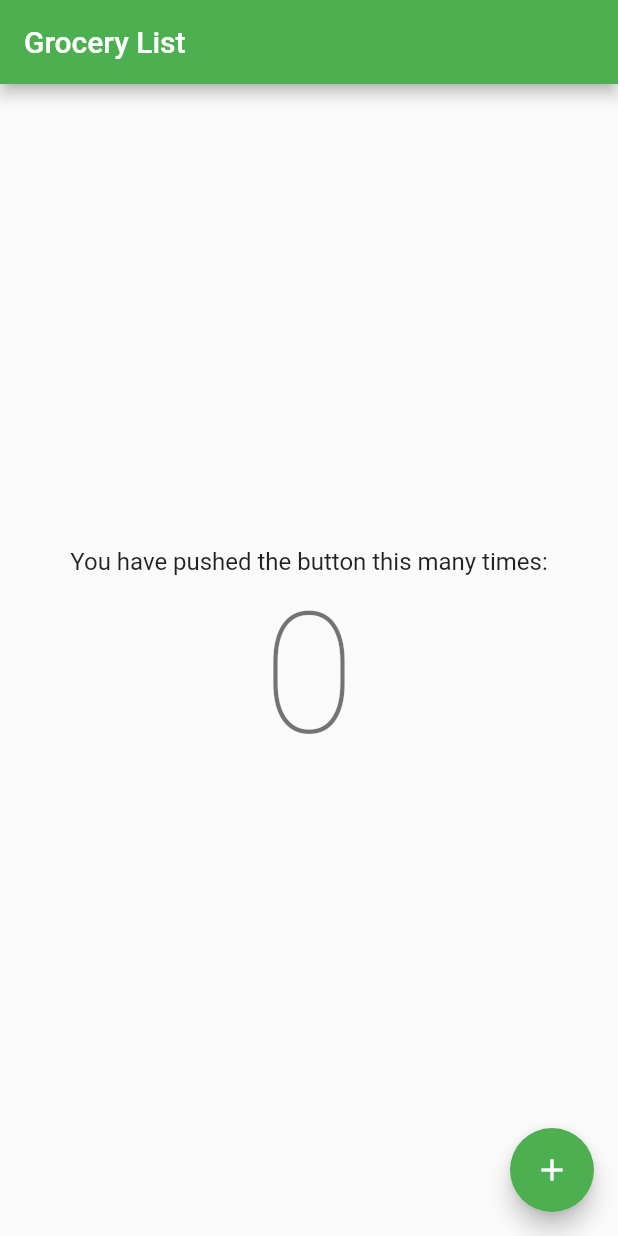
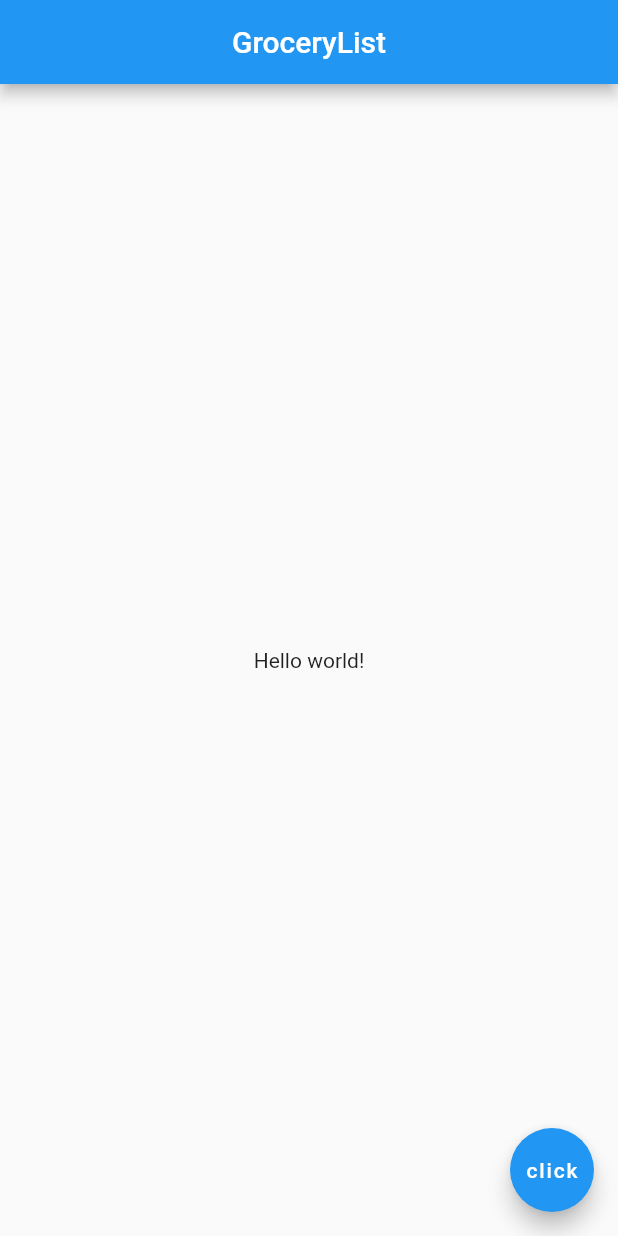
Before and after one commit to Subritt/GroceryList, a Flutter app: the screen it shows after launch, on a phone screen of 412 x 824 dp. Run offline on Flutter 3.47's test engine with Material 2 defaults, Android fonts, the phone set to English and light mode, and no system bars.

Commit message:
modified main.dart and deleted test folder

```diff
--- a/lib/main.dart
+++ b/lib/main.dart
@@ -1,118 +1,16 @@
 import 'package:flutter/material.dart';
 
-void main() {
-  runApp(MyApp());
-}
-
-class MyApp extends StatelessWidget {
-  // This widget is the root of your application.
-  @override
-  Widget build(BuildContext context) {
-    return MaterialApp(
-      title: 'GroceryList',
-      theme: ThemeData(
-        // This is the theme of your application.
-        //
-        // Try running your application with "flutter run". You'll see the
-        // application has a blue toolbar. Then, without quitting the app, try
-        // changing the primarySwatch below to Colors.green and then invoke
-        // "hot reload" (press "r" in the console where you ran "flutter run",
-        // or simply save your changes to "hot reload" in a Flutter IDE).
-        // Notice that the counter didn't reset back to zero; the application
-        // is not restarted.
-        primarySwatch: Colors.green,
-        // This makes the visual density adapt to the platform that you run
-        // the app on. For desktop platforms, the controls will be smaller and
-        // closer together (more dense) than on mobile platforms.
-        visualDensity: VisualDensity.adaptivePlatformDensity,
-      ),
-      home: MyHomePage(title: 'Grocery List'),
-    );
-  }
-}
-
-class MyHomePage extends StatefulWidget {
-  MyHomePage({Key key, this.title}) : super(key: key);
-
-  // This widget is the home page of your application. It is stateful, meaning
-  // that it has a State object (defined below) that contains fields that affect
-  // how it looks.
-
-  // This class is the configuration for the state. It holds the values (in this
-  // case the title) provided by the parent (in this case the App widget) and
-  // used by the build method of the State. Fields in a Widget subclass are
-  // always marked "final".
-
-  final String title;
-
-  @override
-  _MyHomePageState createState() => _MyHomePageState();
-}
-
-class _MyHomePageState extends State<MyHomePage> {
-  int _counter = 0;
-
-  void _incrementCounter() {
-    setState(() {
-      // This call to setState tells the Flutter framework that something has
-      // changed in this State, which causes it to rerun the build method below
-      // so that the display can reflect the updated values. If we changed
-      // _counter without calling setState(), then the build method would not be
-      // called again, and so nothing would appear to happen.
-      _counter++;
-    });
-  }
-
-  @override
-  Widget build(BuildContext context) {
-    // This method is rerun every time setState is called, for instance as done
-    // by the _incrementCounter method above.
-    //
-    // The Flutter framework has been optimized to make rerunning build methods
-    // fast, so that you can just rebuild anything that needs updating rather
-    // than having to individually change instances of widgets.
-    return Scaffold(
-      appBar: AppBar(
-        // Here we take the value from the MyHomePage object that was created by
-        // the App.build method, and use it to set our appbar title.
-        title: Text(widget.title),
-      ),
-      body: Center(
-        // Center is a layout widget. It takes a single child and positions it
-        // in the middle of the parent.
-        child: Column(
-          // Column is also a layout widget. It takes a list of children and
-          // arranges them vertically. By default, it sizes itself to fit its
-          // children horizontally, and tries to be as tall as its parent.
-          //
-          // Invoke "debug painting" (press "p" in the console, choose the
-          // "Toggle Debug Paint" action from the Flutter Inspector in Android
-          // Studio, or the "Toggle Debug Paint" command in Visual Studio Code)
-          // to see the wireframe for each widget.
-          //
-          // Column has various properties to control how it sizes itself and
-          // how it positions its children. Here we use mainAxisAlignment to
-          // center the children vertically; the main axis here is the vertical
-          // axis because Columns are vertical (the cross axis would be
-          // horizontal).
-          mainAxisAlignment: MainAxisAlignment.center,
-          children: <Widget>[
-            Text(
-              'You have pushed the button this many times:',
-              style: Theme.of(context).textTheme.subtitle1,
-            ),
-            Text(
-              '$_counter',
-              style: Theme.of(context).textTheme.headline1,
-            ),
-          ],
+void main() => runApp(MaterialApp(
+      home: Scaffold(
+        appBar: AppBar(
+          title: Text('GroceryList'),
+          centerTitle: true,
+        ),
+        body: Center(
+          child: Text('Hello world!'),
+        ),
+        floatingActionButton: FloatingActionButton(
+          child: Text('click'),
         ),
       ),
-      floatingActionButton: FloatingActionButton(
-        onPressed: _incrementCounter,
-        tooltip: 'Increment',
-        child: Icon(Icons.add),
-      ), // This trailing comma makes auto-formatting nicer for build methods.
-    );
-  }
-}
+    ));
```
Also changed, not shown: 1 other file.
